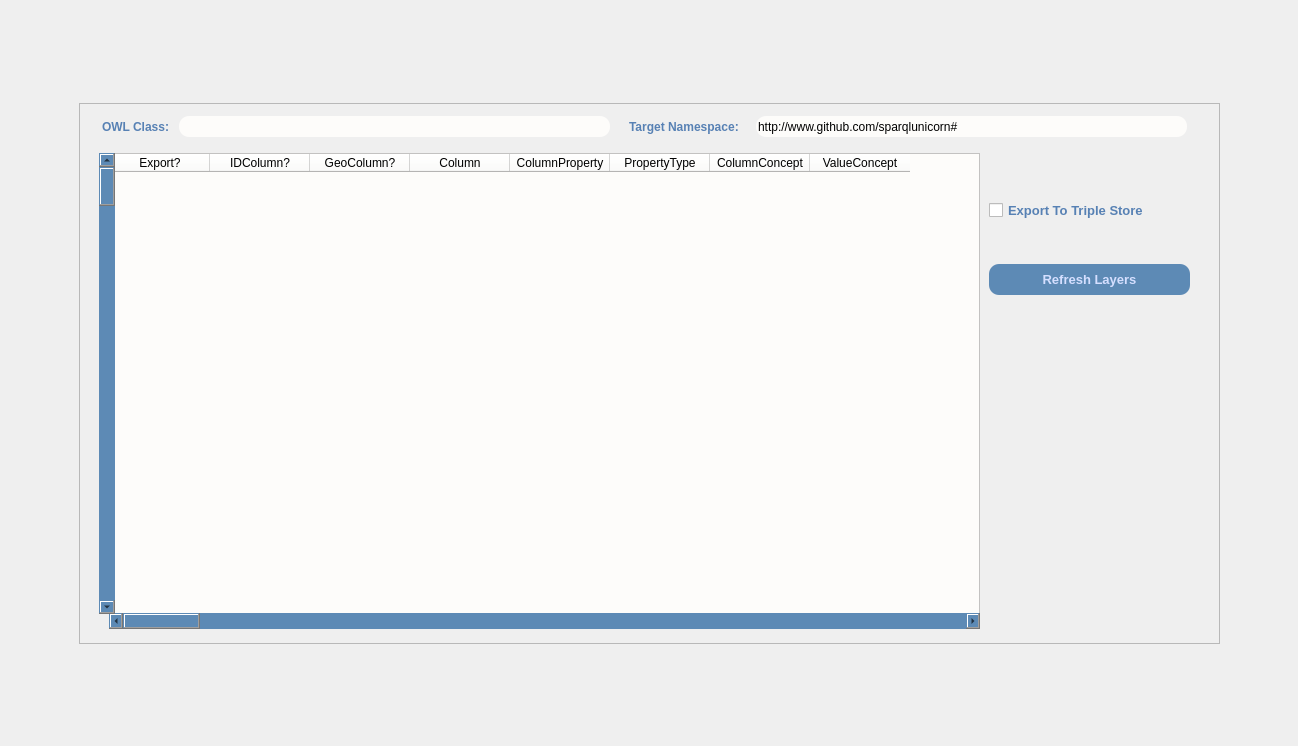
Qt form Interlink.ui (Cprudhomme/SpaLOD_qgis_plugin) before a commit.
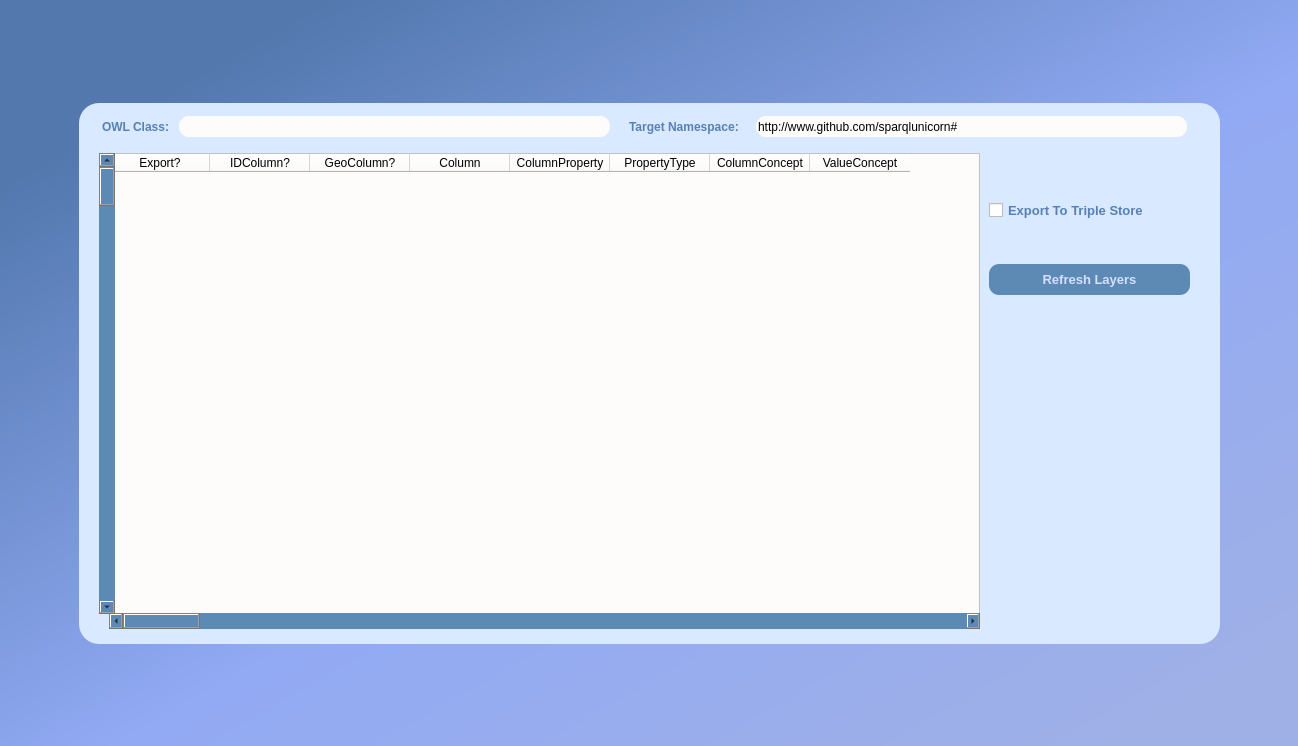
The same form after that commit.

```diff
--- a/Interlink.ui
+++ b/Interlink.ui
@@ -14,7 +14,7 @@
    <string>Form</string>
   </property>
   <property name="styleSheet">
-   <string notr="true">QObject#Form{
+   <string notr="true">QObject#InterlinkForm{
 background-color: qlineargradient(spread:repeat, x1:0, y1:0, x2:1, y2:1, stop:0.125 rgba(82, 120, 174, 255), stop:0.545455 rgba(146, 170, 244, 255), stop:0.931818 rgba(159, 176, 230, 255));}</string>
   </property>
   <layout class="QGridLayout" name="gridLayout">
@@ -71,7 +71,7 @@
     </spacer>
    </item>
    <item row="1" column="1" colspan="2">
-    <widget class="QFrame" name="_Interlink_frame">
+    <widget class="QFrame" name="Interlink_frame">
      <property name="minimumSize">
       <size>
        <width>1141</width>
@@ -79,7 +79,7 @@
       </size>
      </property>
      <property name="styleSheet">
-      <string notr="true">QObject#frame_2{
+      <string notr="true">QObject#Interlink_frame{
 background-color:rgb(217, 233, 255);
 border-radius:20px;}
 
```
